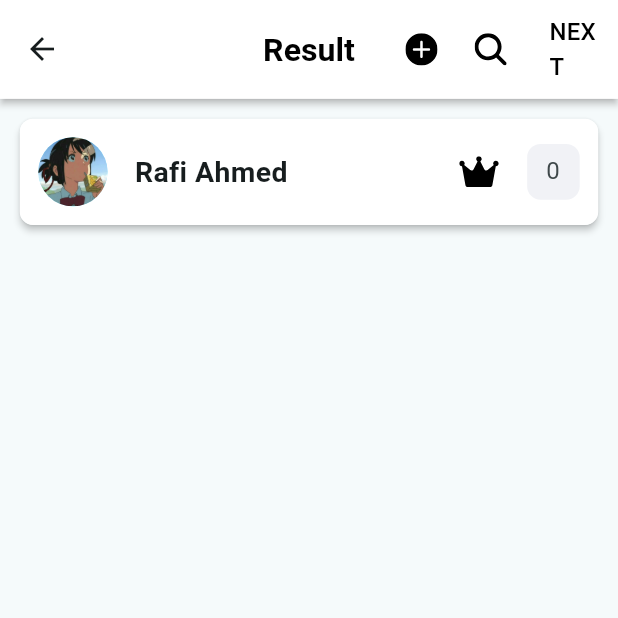
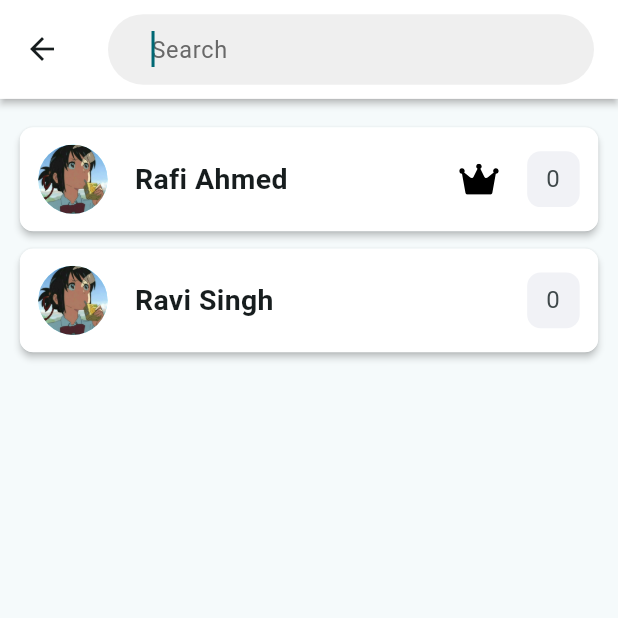
Before and after one commit to shivangsorout/facebook_results, a Flutter app: the CreateResultView screen opened by its route, after a tap on an icon or button, on a phone screen of 412 x 824 dp, the top half of it. Run offline on Flutter 3.47's test engine with Material 3 defaults, Android fonts, the light colour scheme and no system bars; our stand-ins replace bloc, dio, flutter_bloc, flutter_svg.

Commit message:
create_result/: added search screen

```diff
--- a/lib/constants/routes.dart
+++ b/lib/constants/routes.dart
@@ -1,3 +1,4 @@
 const homeRoute = '/home/';
 const historyRoute = '/history/';
-const createResultRoute = '/home/create-result/';
+const createResultRoute = '/create-result/';
+const searchMembersRoute = '/create-result/search-members/';
--- a/lib/helpers/custom_widgets/icon_svg_button.dart
+++ b/lib/helpers/custom_widgets/icon_svg_button.dart
@@ -17,7 +17,11 @@ class IconSVGButton extends StatelessWidget {
   Widget build(BuildContext context) {
     return GestureDetector(
       onTap: onPress,
-      child: Padding(
+      child: Container(
+        constraints: BoxConstraints(
+          minHeight: context.mqSize.height * 0.044,
+          minWidth: context.mqSize.width * 0.095,
+        ),
         padding: EdgeInsets.all(context.mqSize.width * 0.02),
         child: SvgPicture.asset(
           'assets/icons/$iconName.svg',
--- a/lib/helpers/custom_widgets/result_list_tile.dart
+++ b/lib/helpers/custom_widgets/result_list_tile.dart
@@ -5,17 +5,16 @@ import 'package:facebook_results/services/google_app_script/models/member.dart';
 import 'package:flutter/material.dart';
 import 'package:flutter_svg/svg.dart';
 
-typedef OnChangedCallback = void Function(String)?;
-typedef OnSeletedCallback = void Function(Member);
+typedef OnMemberCallback = void Function(Member);
 
 class ResultListTile extends StatefulWidget {
   final Member member;
-  final OnChangedCallback onChanged;
-  final OnSeletedCallback onLongTap;
+  final OnMemberCallback onChanged;
+  final OnMemberCallback onLongTap;
   const ResultListTile({
     super.key,
     required this.member,
-    this.onChanged,
+    required this.onChanged,
     required this.onLongTap,
   });
 
@@ -45,7 +44,11 @@ class _ResultListTileState extends State<ResultListTile> {
   @override
   Widget build(BuildContext context) {
     member = widget.member;
-    return Material(
+    return Padding(
+      padding: EdgeInsets.symmetric(
+        vertical: context.mqSize.height * 0.007,
+      ),
+      child: Material(
         borderRadius: const BorderRadius.all(Radius.circular(9)),
         elevation: 2,
         child: ClipRRect(
@@ -57,7 +60,10 @@ class _ResultListTileState extends State<ResultListTile> {
                 widget.onLongTap(member);
               },
               child: Container(
-              padding: EdgeInsets.all(context.mqSize.width * 0.03),
+                padding: EdgeInsets.symmetric(
+                  horizontal: context.mqSize.width * 0.03,
+                  vertical: context.mqSize.height * 0.014,
+                ),
                 child: Row(
                   mainAxisAlignment: MainAxisAlignment.spaceBetween,
                   children: [
@@ -96,7 +102,16 @@ class _ResultListTileState extends State<ResultListTile> {
                         SizedBox(
                           width: context.mqSize.width * 0.085,
                           child: TextField(
-                          onChanged: widget.onChanged,
+                            onChanged: (newScore) {
+                              final member = widget.member;
+                              final updatedMember = Member(
+                                id: member.id,
+                                name: member.name,
+                                isAdmin: member.isAdmin,
+                                score: int.tryParse(newScore),
+                              );
+                              widget.onChanged(updatedMember);
+                            },
                             autocorrect: false,
                             controller: _textController,
                             keyboardType: TextInputType.number,
@@ -125,6 +140,7 @@ class _ResultListTileState extends State<ResultListTile> {
             ),
           ),
         ),
+      ),
     );
   }
 }
--- a/lib/main.dart
+++ b/lib/main.dart
@@ -1,7 +1,8 @@
 import 'package:facebook_results/constants/routes.dart';
 import 'package:facebook_results/services/google_app_script/bloc/gas_bloc.dart';
 import 'package:facebook_results/services/google_app_script/google_app_script_service.dart';
-import 'package:facebook_results/views/create_result_view.dart';
+import 'package:facebook_results/views/create_result/create_result_view.dart';
+import 'package:facebook_results/views/create_result/search_members.dart';
 import 'package:flutter_bloc/flutter_bloc.dart';
 import 'package:facebook_results/constants/theme_constant.dart';
 import 'package:facebook_results/extensions/buildcontext/media_query_size.dart';
@@ -43,6 +44,7 @@ class MainApp extends StatelessWidget {
       routes: {
         homeRoute: (context) => const HomeView(),
         createResultRoute: (context) => const CreateResultView(),
+        searchMembersRoute: (context) => const SearchMembersView(),
       },
       home: BlocProvider<GASBloc>(
         create: (context) => GASBloc(GoogleAppScriptService()),
--- /dev/null
+++ b/lib/views/create_result/create_result_view.dart
@@ -0,0 +1,222 @@
+import 'package:facebook_results/constants/routes.dart';
+import 'package:facebook_results/extensions/buildcontext/media_query_size.dart';
+import 'package:facebook_results/helpers/custom_widgets/form_alert_dialog.dart';
+import 'package:facebook_results/helpers/custom_widgets/bottom_sheet_icon_button.dart';
+import 'package:facebook_results/helpers/custom_widgets/icon_svg_button.dart';
+import 'package:facebook_results/helpers/custom_widgets/result_list_tile.dart';
+import 'package:facebook_results/services/google_app_script/models/member.dart';
+import 'package:facebook_results/utility/generics/delete_dialog.dart';
+import 'package:flutter/material.dart';
+import 'dart:developer' as devtools show log;
+
+class CreateResultView extends StatefulWidget {
+  final bool isUpdating;
+  const CreateResultView({
+    super.key,
+    this.isUpdating = false,
+  });
+
+  @override
+  State<CreateResultView> createState() => _CreateResultViewState();
+}
+
+class _CreateResultViewState extends State<CreateResultView> {
+  // Member? _selectedMember;
+
+  @override
+  Widget build(BuildContext context) {
+    return Scaffold(
+      appBar: AppBar(
+        centerTitle: true,
+        title: const Text('Result'),
+        actions: [
+          IconSVGButton(
+            iconName: 'add',
+            onPress: () async {
+              // devtools.log(_selectedMember.toString());
+              await showAlertDialog(
+                context,
+                onSubmit: (memberS) {
+                  devtools.log(memberS.toString());
+                  // Navigator.of(context).pop(true);
+                },
+              );
+            },
+          ),
+          SizedBox(
+            width: context.mqSize.width * 0.02,
+          ),
+          IconSVGButton(
+            iconName: 'search',
+            onPress: () {
+              Navigator.of(context).pushNamed(
+                searchMembersRoute,
+                arguments: {
+                  'scoreList': <Member>[
+                    Member(id: '23232', name: "Rafi Ahmed", isAdmin: true),
+                    Member(id: '23233', name: "Ravi Singh", isAdmin: false)
+                  ],
+                  'callback': onScoreChange,
+                },
+              );
+            },
+          ),
+          SizedBox(
+            width: context.mqSize.width * 0.02,
+          ),
+          SizedBox(
+            width: context.mqSize.width * 0.14,
+            child: TextButton(
+              onPressed: () {},
+              style: ButtonStyle(
+                overlayColor: MaterialStateProperty.all(Colors.grey[400]),
+                shape: MaterialStateProperty.all(
+                  RoundedRectangleBorder(
+                    borderRadius: BorderRadius.circular(4.0),
+                  ),
+                ),
+              ),
+              child: const Text(
+                'NEXT',
+                style: TextStyle(
+                  color: Colors.black,
+                  fontSize: 16,
+                ),
+              ),
+            ),
+          ),
+        ],
+      ),
+      body: ListView.builder(
+        padding: EdgeInsets.all(context.mqSize.height * 0.016),
+        itemCount: 1,
+        itemBuilder: (context, index) {
+          return ResultListTile(
+            member: Member(id: '23232', name: "Rafi Ahmed", isAdmin: true),
+            onChanged: onScoreChange,
+            onLongTap: (member) {
+              showBottomMenu(
+                context: context,
+                selectedMember: member,
+                // globalMember: _selectedMember,
+                index: index,
+              );
+            },
+          );
+        },
+      ),
+    );
+  }
+
+  void onScoreChange(Member member) {
+    devtools.log(member.toString());
+    // List<Member> membersList = [];
+    // final updatedIndex =
+    //     membersList.indexWhere((listMember) => listMember == member);
+    // membersList[updatedIndex] = member;
+  }
+}
+
+void showBottomMenu({
+  required Member selectedMember,
+  required int index,
+  // required Member? globalMember,
+  required BuildContext context,
+}) {
+  // globalMember = selectedMember;
+
+  showModalBottomSheet(
+    isDismissible: false,
+    enableDrag: false,
+    isScrollControlled: true,
+    context: context,
+    shape: const RoundedRectangleBorder(
+      borderRadius: BorderRadius.zero, // Make the corners non-rounded
+    ),
+    builder: (context) {
+      return Container(
+        color: Colors.white,
+        padding: const EdgeInsets.symmetric(
+          vertical: 15,
+        ),
+        child: Row(
+          mainAxisAlignment: MainAxisAlignment.spaceAround,
+          children: [
+            BottomSheetIconButton(
+              onPress: () {
+                devtools.log(selectedMember.toString());
+                showDeleteDialog(context).then((value) {
+                  if (value) {
+                    // Add event here
+                  }
+                  _disposingSelectedMember(
+                    context: context,
+                    // member: globalMember,
+                  );
+                });
+              },
+              buttonName: 'Delete',
+              iconName: 'delete',
+            ),
+            BottomSheetIconButton(
+              iconName: 'edit',
+              buttonName: 'Edit',
+              sizeFactor: 0.028,
+              onPress: () {
+                // devtools.log(member.toString());
+                showAlertDialog(
+                  context,
+                  member: selectedMember,
+                  onSubmit: (memberS) {
+                    devtools.log(memberS.toString());
+                    // Navigator.of(context).pop(true);
+                  },
+                ).then((value) {
+                  _disposingSelectedMember(
+                    context: context,
+                    // member: globalMember,
+                  );
+                });
+              },
+            ),
+            BottomSheetIconButton(
+              buttonName: 'Cancel',
+              isIcon: true,
+              icon: Icons.cancel,
+              onPress: () {
+                _disposingSelectedMember(
+                  context: context,
+                  // member: globalMember,
+                );
+              },
+            ),
+          ],
+        ),
+      );
+    },
+  );
+}
+
+void _disposingSelectedMember({
+  // required Member? member,
+  required BuildContext context,
+}) {
+  // member = null;
+  Navigator.of(context).pop(true);
+}
+
+Future<void> showAlertDialog(
+  BuildContext context, {
+  Member? member,
+  required SubmitCallback onSubmit,
+}) async {
+  await showDialog(
+    context: context,
+    builder: (context) {
+      return FormAlertDialog(
+        member: member,
+        onSubmit: onSubmit,
+      );
+    },
+  );
+}
--- /dev/null
+++ b/lib/views/create_result/search_members.dart
@@ -0,0 +1,119 @@
+import 'package:facebook_results/extensions/buildcontext/media_query_size.dart';
+import 'package:facebook_results/helpers/custom_widgets/result_list_tile.dart';
+import 'package:facebook_results/services/google_app_script/models/member.dart';
+import 'package:facebook_results/views/create_result/create_result_view.dart';
+import 'package:flutter/material.dart';
+
+class SearchMembersView extends StatefulWidget {
+  // final List<Member> scoreList;
+  // final void Function(Member) onScoreChange;
+
+  const SearchMembersView({
+    super.key,
+    // required this.scoreList,
+  });
+
+  @override
+  State<SearchMembersView> createState() => _SearchMembersViewState();
+}
+
+class _SearchMembersViewState extends State<SearchMembersView> {
+  late final TextEditingController _searchController;
+  late List<Member> _filteredMembers;
+  late void Function(Member) onScoreChange;
+  late List<Member> myList;
+
+  @override
+  void initState() {
+    _searchController = TextEditingController();
+    super.initState();
+  }
+
+  @override
+  void didChangeDependencies() {
+    final args =
+        ModalRoute.of(context)!.settings.arguments as Map<String, dynamic>;
+    myList = args['scoreList'];
+    onScoreChange = args['callback'];
+    _filteredMembers = myList;
+    super.didChangeDependencies();
+  }
+
+  @override
+  void dispose() {
+    _searchController.dispose();
+    super.dispose();
+  }
+
+  @override
+  Widget build(BuildContext context) {
+    return Scaffold(
+      appBar: AppBar(
+        title: TextField(
+          onSubmitted: (value) {
+            _searchController.clear();
+          },
+          autofocus: true,
+          controller: _searchController,
+          onChanged: (query) {
+            setState(() {
+              _filteredMembers = _filterMembers(query);
+            });
+          },
+          decoration: InputDecoration(
+            hintText: 'Search',
+            hintStyle: TextStyle(
+              color: const Color(0xff686868),
+              fontSize: context.mqSize.height * 0.019,
+            ),
+            contentPadding: EdgeInsets.symmetric(
+              horizontal: context.mqSize.width * 0.06,
+              vertical: context.mqSize.height * 0.014,
+            ),
+            filled: true,
+            fillColor: const Color(0xffEFEFEF),
+            isDense: true,
+            border: OutlineInputBorder(
+              borderRadius: BorderRadius.circular(30),
+              borderSide: BorderSide.none,
+            ),
+          ),
+        ),
+      ),
+      body: _filteredMembers.isEmpty
+          ? Padding(
+              padding: EdgeInsets.all(context.mqSize.height * 0.016),
+              child: Text(
+                'No member exist with this name!',
+                style: TextStyle(
+                  fontSize: context.mqSize.height * 0.023,
+                ),
+              ),
+            )
+          : ListView.builder(
+              padding: EdgeInsets.all(context.mqSize.height * 0.016),
+              itemCount: _filteredMembers.length,
+              itemBuilder: (context, index) {
+                return ResultListTile(
+                  member: _filteredMembers[index],
+                  onChanged: onScoreChange,
+                  onLongTap: (member) {
+                    showBottomMenu(
+                      context: context,
+                      selectedMember: member,
+                      index: index,
+                    );
+                  },
+                );
+              },
+            ),
+    );
+  }
+
+  List<Member> _filterMembers(String query) {
+    query = query.toLowerCase();
+    return myList
+        .where((member) => member.name.toLowerCase().contains(query))
+        .toList();
+  }
+}
--- a/lib/views/create_result_view.dart
+++ /dev/null
@@ -1,180 +0,0 @@
-import 'package:facebook_results/extensions/buildcontext/media_query_size.dart';
-import 'package:facebook_results/helpers/custom_widgets/form_alert_dialog.dart';
-import 'package:facebook_results/helpers/custom_widgets/bottom_sheet_icon_button.dart';
-import 'package:facebook_results/helpers/custom_widgets/icon_svg_button.dart';
-import 'package:facebook_results/helpers/custom_widgets/result_list_tile.dart';
-import 'package:facebook_results/services/google_app_script/models/member.dart';
-import 'package:facebook_results/utility/generics/delete_dialog.dart';
-import 'package:flutter/material.dart';
-import 'dart:developer' as devtools show log;
-
-class CreateResultView extends StatefulWidget {
-  final bool isUpdating;
-  const CreateResultView({
-    super.key,
-    this.isUpdating = false,
-  });
-
-  @override
-  State<CreateResultView> createState() => _CreateResultViewState();
-}
-
-class _CreateResultViewState extends State<CreateResultView> {
-  Member? _selectedMember;
-
-  @override
-  Widget build(BuildContext context) {
-    return Scaffold(
-      appBar: AppBar(
-        centerTitle: true,
-        title: const Text('Result'),
-        actions: [
-          IconSVGButton(
-            iconName: 'add',
-            onPress: () async {
-              // devtools.log(_selectedMember.toString());
-              await showAlertDialog(
-                context,
-                onSubmit: (memberS) {
-                  devtools.log(memberS.toString());
-                  // Navigator.of(context).pop(true);
-                },
-              );
-            },
-          ),
-          SizedBox(
-            width: context.mqSize.width * 0.02,
-          ),
-          IconSVGButton(
-            iconName: 'search',
-            onPress: () {},
-          ),
-          SizedBox(
-            width: context.mqSize.width * 0.02,
-          ),
-          SizedBox(
-            width: context.mqSize.width * 0.14,
-            child: TextButton(
-              onPressed: () {},
-              style: ButtonStyle(
-                overlayColor: MaterialStateProperty.all(Colors.grey[400]),
-                shape: MaterialStateProperty.all(
-                  RoundedRectangleBorder(
-                    borderRadius: BorderRadius.circular(4.0),
-                  ),
-                ),
-              ),
-              child: const Text(
-                'NEXT',
-                style: TextStyle(
-                  color: Colors.black,
-                  fontSize: 16,
-                ),
-              ),
-            ),
-          ),
-        ],
-      ),
-      body: ListView.builder(
-        padding: EdgeInsets.all(context.mqSize.height * 0.016),
-        itemCount: 1,
-        itemBuilder: (context, index) {
-          return ResultListTile(
-            member: Member(id: '23232', name: "Rafi Ahmed", isAdmin: true),
-            onChanged: (newScore) {},
-            onLongTap: (member) {
-              _showBottomMenu(member, index);
-            },
-          );
-        },
-      ),
-    );
-  }
-
-  void _showBottomMenu(Member member, int index) {
-    _selectedMember = member;
-
-    showModalBottomSheet(
-      isDismissible: false,
-      enableDrag: false,
-      isScrollControlled: true,
-      context: context,
-      shape: const RoundedRectangleBorder(
-        borderRadius: BorderRadius.zero, // Make the corners non-rounded
-      ),
-      builder: (context) {
-        return Container(
-          color: Colors.white,
-          padding: const EdgeInsets.symmetric(
-            vertical: 15,
-          ),
-          child: Row(
-            mainAxisAlignment: MainAxisAlignment.spaceAround,
-            children: [
-              BottomSheetIconButton(
-                onPress: () {
-                  devtools.log(member.toString());
-                  showDeleteDialog(context).then((value) {
-                    if (value) {
-                      // Add event here
-                    }
-                    _disposingSelectedMember();
-                  });
-                },
-                buttonName: 'Delete',
-                iconName: 'delete',
-              ),
-              BottomSheetIconButton(
-                iconName: 'edit',
-                buttonName: 'Edit',
-                sizeFactor: 0.028,
-                onPress: () {
-                  // devtools.log(member.toString());
-                  showAlertDialog(
-                    context,
-                    member: member,
-                    onSubmit: (memberS) {
-                      devtools.log(memberS.toString());
-                      // Navigator.of(context).pop(true);
-                    },
-                  ).then((value) {
-                    _disposingSelectedMember();
-                  });
-                },
-              ),
-              BottomSheetIconButton(
-                buttonName: 'Cancel',
-                isIcon: true,
-                icon: Icons.cancel,
-                onPress: () {
-                  _disposingSelectedMember();
-                },
-              ),
-            ],
-          ),
-        );
-      },
-    );
-  }
-
-  void _disposingSelectedMember() {
-    _selectedMember = null;
-    Navigator.of(context).pop(true);
-  }
-}
-
-Future<void> showAlertDialog(
-  BuildContext context, {
-  Member? member,
-  required SubmitCallback onSubmit,
-}) async {
-  await showDialog(
-    context: context,
-    builder: (context) {
-      return FormAlertDialog(
-        member: member,
-        onSubmit: onSubmit,
-      );
-    },
-  );
-}
```
Lines whose indentation alone changed are shown as unchanged.
